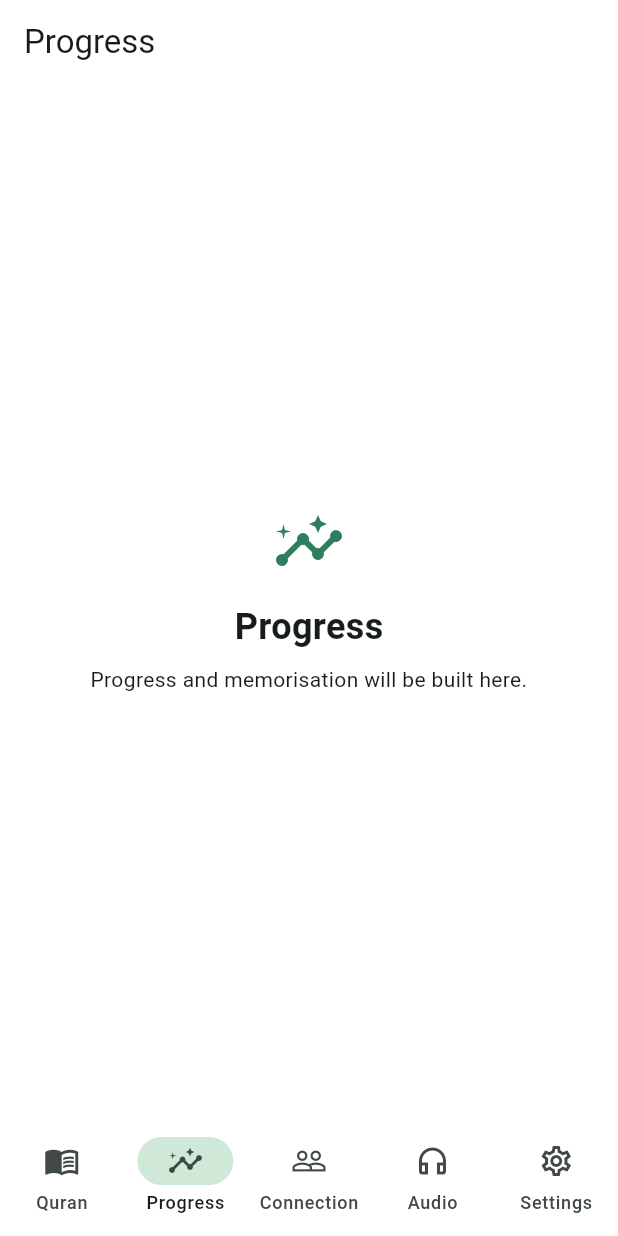
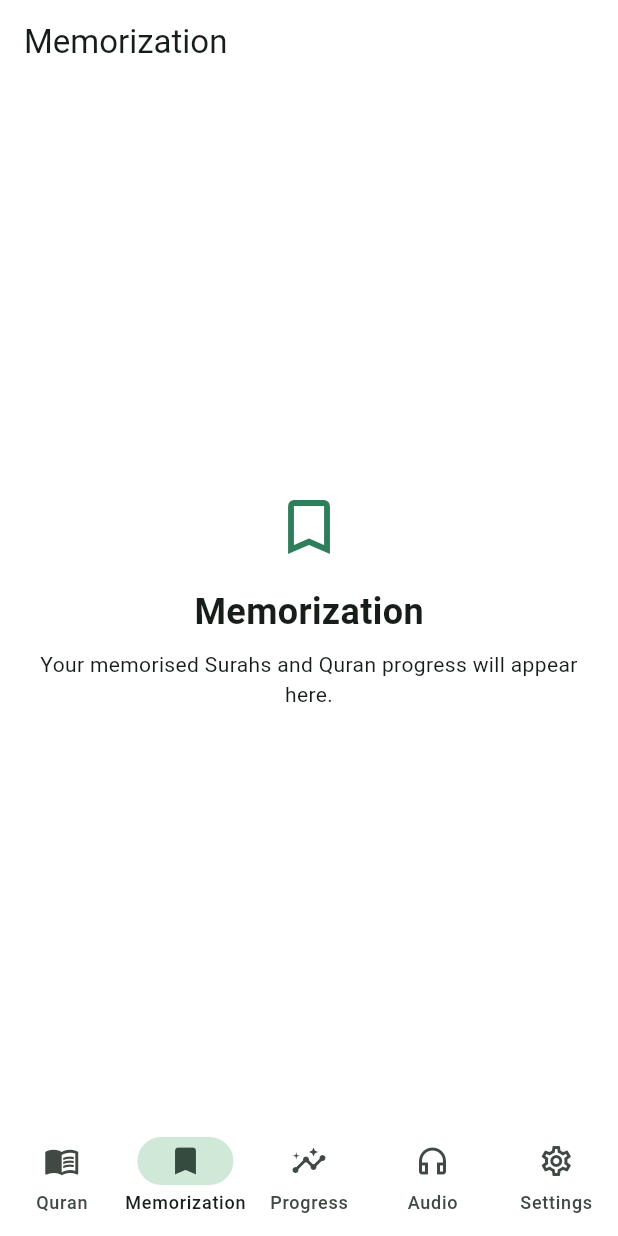
Before and after one commit to muhammedBajinka/Quran-app, a Flutter app: the screen it shows after launch, item 2 of the bottom bar chosen, on a phone screen of 412 x 824 dp. Run offline on Flutter 3.47's test engine with Material 3 defaults, Android fonts, the phone set to English and light mode, and no system bars; our stand-ins replace google_fonts, just_audio, supabase_flutter; accounts and stored records are empty.

Commit message:
Update Quran navigation and Surah header

```diff
--- a/lib/main.dart
+++ b/lib/main.dart
@@ -48,8 +48,8 @@ class _QuranHomePageState extends State<QuranHomePage> {
 
   static const List<String> _titles = [
     'Quran',
+    'Memorization',
     'Progress',
-    'Connection',
     'Audio',
     'Settings',
   ];
@@ -57,14 +57,14 @@ class _QuranHomePageState extends State<QuranHomePage> {
   static const List<Widget> _pages = [
     QuranScreen(),
     _PlaceholderPage(
+      title: 'Memorization',
+      message: 'Your memorised Surahs and Quran progress will appear here.',
+      icon: Icons.bookmark_outline,
+    ),
+    _PlaceholderPage(
       title: 'Progress',
       message: 'Progress and memorisation will be built here.',
       icon: Icons.insights_outlined,
-    ),
-    _PlaceholderPage(
-      title: 'Connection',
-      message: 'Connections and chat will be built here.',
-      icon: Icons.people_outline,
     ),
     _PlaceholderPage(
       title: 'Audio',
@@ -104,14 +104,14 @@ class _QuranHomePageState extends State<QuranHomePage> {
             label: 'Quran',
           ),
           NavigationDestination(
+            icon: Icon(Icons.bookmark_outline),
+            selectedIcon: Icon(Icons.bookmark),
+            label: 'Memorization',
+          ),
+          NavigationDestination(
             icon: Icon(Icons.insights_outlined),
             selectedIcon: Icon(Icons.insights),
             label: 'Progress',
-          ),
-          NavigationDestination(
-            icon: Icon(Icons.people_outline),
-            selectedIcon: Icon(Icons.people),
-            label: 'Connection',
           ),
           NavigationDestination(
             icon: Icon(Icons.headphones_outlined),
--- a/lib/screens/quran/surah_reader_screen.dart
+++ b/lib/screens/quran/surah_reader_screen.dart
@@ -33,7 +33,7 @@ class SurahReaderScreen extends StatelessWidget {
     return Scaffold(
       appBar: AppBar(
         title: Text(
-          '${surah.number} · ${surah.nameTransliteration} · ${surah.nameArabic}',
+          '${surah.nameTransliteration} · ${surah.nameArabic}',
         ),
       ),
       body: SingleChildScrollView(
```
